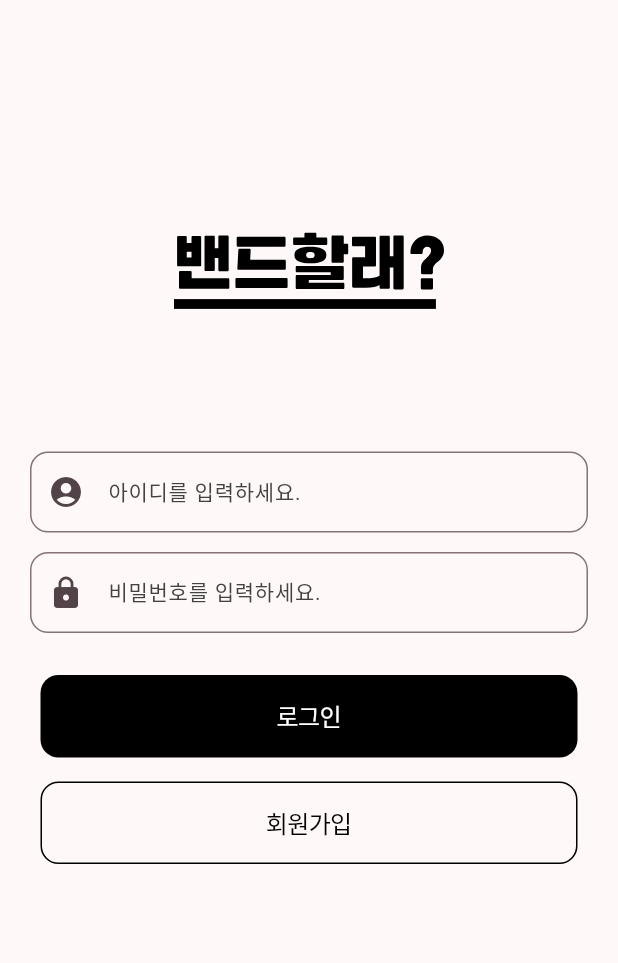
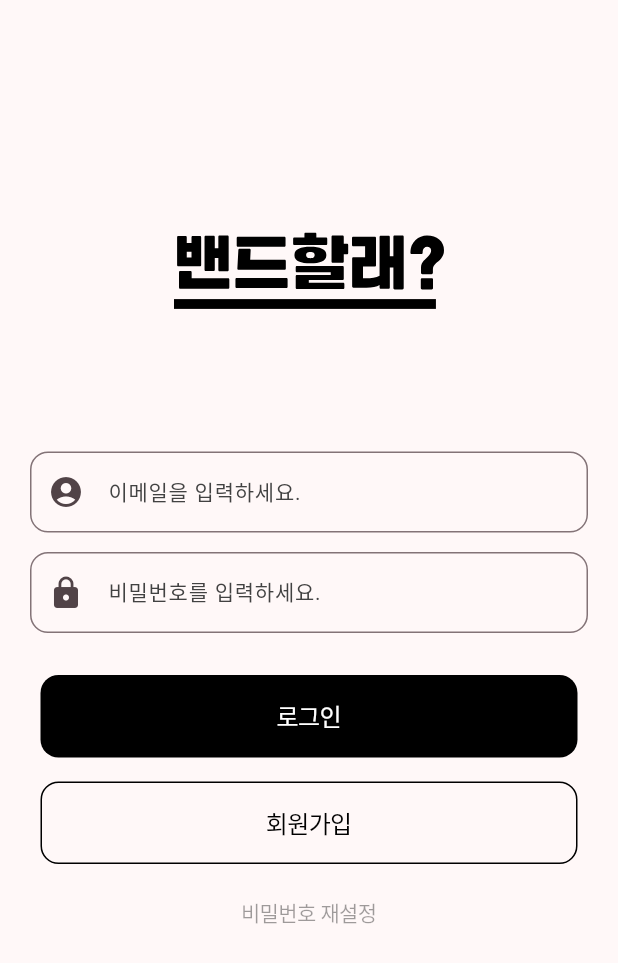
Before and after one commit to iikkkkyy/band-community, a Flutter app: the screen it shows after launch, on a phone screen of 412 x 824 dp. Shown: the top 963 px of the screen. Run offline on Flutter 3.47's test engine with Material 3 defaults, Android fonts, the phone set to English and light mode, and no system bars; our stand-ins replace firebase_auth, firebase_core, flutter_svg, get_it, go_router; accounts and stored records are empty; generated files the repository leaves out were written again; Roboto replaces fonts that are missing (Noto Sans).

Commit message:
Feat: 비밀번호 재설정 페이지 추가

```diff
--- a/lib/presentation/login/login_screen.dart
+++ b/lib/presentation/login/login_screen.dart
@@ -24,9 +24,13 @@ class _LoginScreenState extends State<LoginScreen> {
       child: Column(
         mainAxisAlignment: MainAxisAlignment.start,
         children: [
-              const SizedBox(height: 155,),
+          const SizedBox(
+            height: 155,
+          ),
           SvgPicture.asset('assets/icons/MainIcon.svg'),
-              const SizedBox(height: 95,),
+          const SizedBox(
+            height: 95,
+          ),
           Container(
             padding: const EdgeInsets.symmetric(horizontal: 20),
             child: TextFormField(
@@ -34,7 +38,7 @@ class _LoginScreenState extends State<LoginScreen> {
               key: const ValueKey(1),
               validator: (value) {
                 //TODO Validation 구현
-                    if(value!.isEmpty || value.length < 4) {
+                if (value!.isEmpty || value.length < 4) {
                   return 'Please enter at least 4 charactors';
                 }
                 return null;
@@ -53,7 +57,7 @@ class _LoginScreenState extends State<LoginScreen> {
                   borderRadius: BorderRadius.circular(12),
                 ),
                 hintStyle: TextStyle(color: Colors.grey[800], fontSize: 14),
-                    hintText: '아이디를 입력하세요.',
+                hintText: '이메일을 입력하세요.',
               ),
               onSaved: (value) {
                 viewModel.userEmail = value!;
@@ -63,14 +67,16 @@ class _LoginScreenState extends State<LoginScreen> {
               },
             ),
           ),
-              SizedBox(height: 13,),
+          SizedBox(
+            height: 13,
+          ),
           Container(
             padding: const EdgeInsets.symmetric(horizontal: 20),
             child: TextFormField(
               key: const ValueKey(2),
               validator: (value) {
                 //TODO Validation 구현
-                    if(value!.isEmpty || value.length < 4) {
+                if (value!.isEmpty || value.length < 4) {
                   return 'Please enter at least 4 charactors';
                 }
                 return null;
@@ -100,7 +106,9 @@ class _LoginScreenState extends State<LoginScreen> {
               },
             ),
           ),
-              SizedBox(height: 20,),
+          SizedBox(
+            height: 20,
+          ),
           TextButton(
             onPressed: () {
               viewModel.tryValidation();
@@ -174,6 +182,27 @@ class _LoginScreenState extends State<LoginScreen> {
               ),
             ),
           ),
+          Row(
+            mainAxisAlignment: MainAxisAlignment.center,
+            children: [
+              TextButton(
+                onPressed: () {
+                  context.go('/reset');
+                },
+                child: const Text(
+                  '비밀번호 재설정',
+                  style: TextStyle(
+                    color: Colors.black38,
+                    fontSize: 14,
+                    fontFamily: 'Noto Sans',
+                    fontWeight: FontWeight.w400,
+                    height: 0.09,
+                    letterSpacing: -0.43,
+                  ),
+                ),
+              ),
+            ],
+          )
         ],
       ),
     ));
```
Lines whose indentation alone changed are shown as unchanged.
